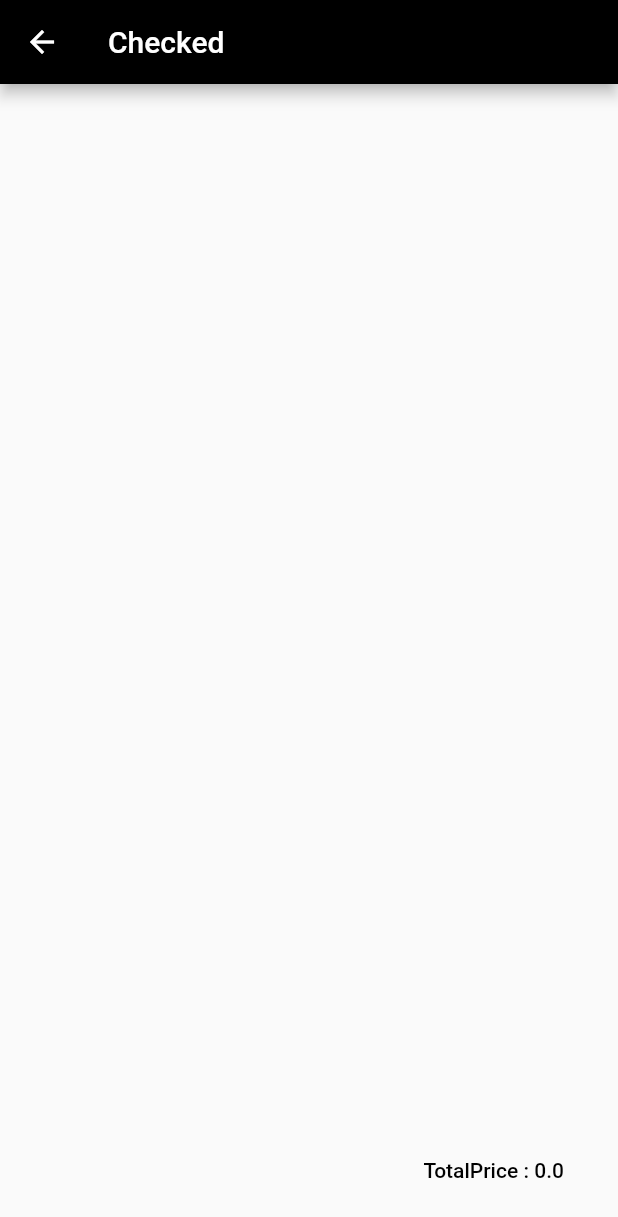
After one commit to Eng-bodour/AddToCart-Provider11, a Flutter app: the screen it shows after launch, after a tap on the "add shopping cart" icon, on a phone screen of 412 x 824 dp. The commit adds this screen. Shown: the top 1217 px of the screen. Run offline on Flutter 3.47's test engine with Material 2 defaults, Android fonts, the phone set to English and light mode, and no system bars.

Commit message:
--11-- Provider ADD To Cart second screen  checked

```diff
--- /dev/null
+++ b/lib/Model/checkout.dart
@@ -0,0 +1,55 @@
+import 'package:flutter/material.dart';
+import 'package:provider/provider.dart';
+import 'package:provideraddtocart/Model/cart.dart';
+
+class Cheched extends StatefulWidget {
+  const Cheched({Key? key}) : super(key: key);
+
+  @override
+  _ChechedState createState() => _ChechedState();
+}
+
+class _ChechedState extends State<Cheched> {
+  @override
+  Widget build(BuildContext context) {
+    return Scaffold(
+        appBar: AppBar(
+          title: const Text(
+            'Checked',
+            style: TextStyle(color: Colors.white),
+          ),
+          backgroundColor: Colors.black,
+        ),
+        floatingActionButton: Consumer<Cart>(
+          builder: (context, value, child) => Padding(
+            padding: const EdgeInsets.all(20.0),
+            child: Text(
+              'TotalPrice : ${value.totalPrice()}',
+              style: const TextStyle(
+                  fontWeight: FontWeight.w500, color: Colors.black),
+            ),
+          ),
+        ),
+        body: Consumer<Cart>(
+          builder: (context, value, child) {
+            return ListView.builder(
+              itemCount: value.product.length,
+              itemBuilder: (context, index) {
+                return Card(
+                  child: ListTile(
+                    title: Text(value.product[index].name),
+                    subtitle: Text('${value.product[index].price}'),
+                    trailing: IconButton(
+                      icon: const Icon(Icons.remove),
+                      onPressed: () {
+                        value.remove(value.product[index]);
+                      },
+                    ),
+                  ),
+                );
+              },
+            );
+          },
+        ));
+  }
+}
--- a/lib/home.dart
+++ b/lib/home.dart
@@ -1,6 +1,7 @@
 import 'package:flutter/material.dart';
 import 'package:provider/provider.dart';
 import 'package:provideraddtocart/Model/item.dart';
+import './Model/checkout.dart';
 
 import 'Model/cart.dart';
 //import 'package:provider/provider.dart';
@@ -41,7 +42,15 @@ class _HomeState extends State<Home> {
                     padding: const EdgeInsets.only(right: 50),
                     child: Row(
                       children: [
-                        const Icon(Icons.add_shopping_cart),
+                        IconButton(
+                            onPressed: () {
+                              Navigator.push(
+                                  context,
+                                  MaterialPageRoute(
+                                    builder: (context) => const Cheched(),
+                                  ));
+                            },
+                            icon: const Icon(Icons.add_shopping_cart)),
                         const SizedBox(
                           width: 10.0,
                         ),
```
Also changed, not shown: lib/Model/cart.dart (+8 -0 lines).
